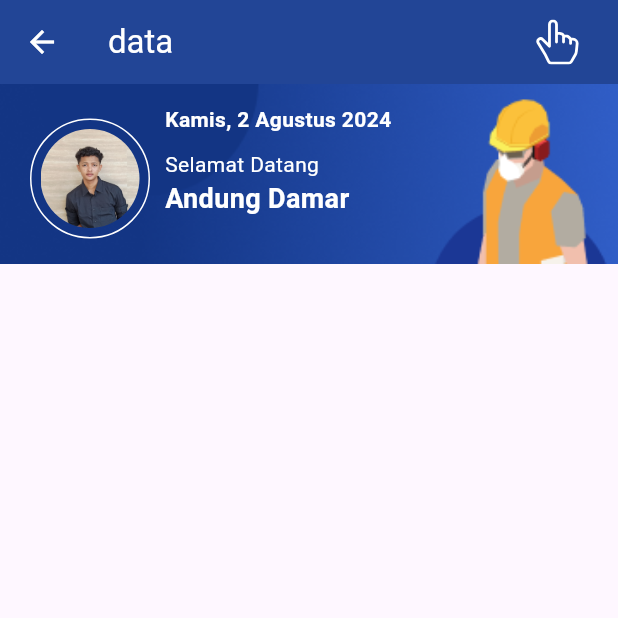
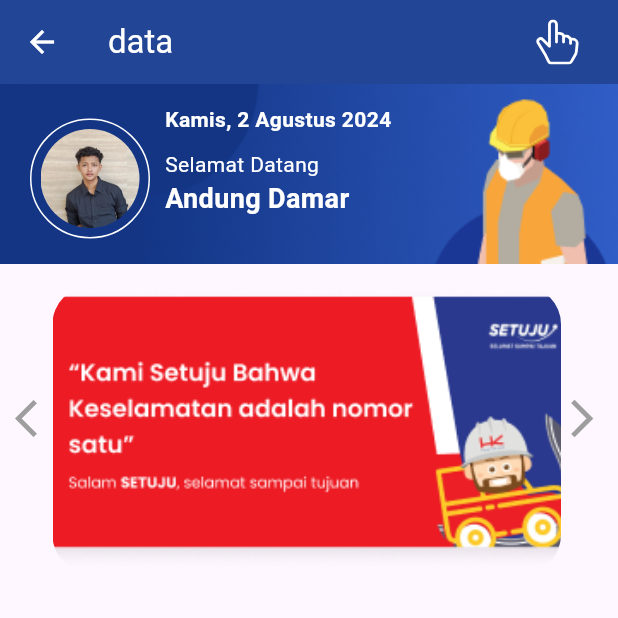
Before and after one commit to nasidfurqon/hk_shield, a Flutter app: the HomePage screen opened directly, on a phone screen of 412 x 824 dp, the top half of it. Run offline on Flutter 3.47's test engine with Material 3 defaults, Android fonts, the phone set to English and light mode, and no system bars; drawn by our look-alikes of carousel_slider; our stand-ins replace bootstrap_icons.

Commit message:
ver: 0.0.1 feat: carousel at ui home fix: -

```diff
--- a/lib/View/Page/Home/home_page.dart
+++ b/lib/View/Page/Home/home_page.dart
@@ -1,4 +1,5 @@
 import "package:flutter/material.dart";
+import "package:hk_shield/View/Widget/custom_carousel.dart";
 import "package:hk_shield/View/Widget/custom_scaffold.dart";
 import 'package:bootstrap_icons/bootstrap_icons.dart';
 
@@ -91,9 +92,7 @@
                 ]
               ),
             ),
-            Container(
-
-            )
+            CustomCarousel()
           ],
         ),
       ),
--- /dev/null
+++ b/lib/View/Widget/custom_carousel.dart
@@ -0,0 +1,66 @@
+import "package:flutter/material.dart";
+import 'package:carousel_slider/carousel_slider.dart';
+
+class CustomCarousel extends StatefulWidget {
+  const CustomCarousel({super.key});
+
+  @override
+  State<CustomCarousel> createState() => _CustomCarouselState();
+}
+
+class _CustomCarouselState extends State<CustomCarousel> {
+  final CarouselSliderController _carouselController = CarouselSliderController();
+  int _currentIndex = 0;
+
+  final List<String> images =[
+    "assets/slider1.png",
+    "assets/slider1.png"
+  ];
+
+  @override
+  Widget build(BuildContext context) {
+    return Stack(
+      alignment: Alignment.center,
+      children: [
+        Padding(
+          padding: const EdgeInsets.only(left: 35, right: 38, top: 15),
+          child: CarouselSlider(
+              items: images.map((image) {
+                return ClipRRect(
+                  borderRadius: BorderRadius.circular(25),
+                  child:Image.asset(image,
+                  fit: BoxFit.cover,
+                  width: double.infinity,
+                ));
+              }).toList(),
+              options: CarouselOptions(
+                autoPlay: true,
+                viewportFraction: 1.0,
+                enlargeCenterPage: false  ,
+                onPageChanged: (index,reason){
+                  setState(() {
+                    _currentIndex = index;
+                  });
+                }
+              ),
+            carouselController: _carouselController,
+          ),
+        ),
+        Positioned(
+            left: 1,
+            child: IconButton(
+                onPressed: ()=> _carouselController.previousPage(),
+                icon: Icon(Icons.arrow_back_ios, size: 30, color: Colors.grey,)
+            )
+        ),
+        Positioned(
+            right: 0,
+            child: IconButton(
+                onPressed: ()=> _carouselController.nextPage(),
+                icon: Icon(Icons.arrow_forward_ios, size: 30, color: Colors.grey,)
+            )
+        )
+      ],
+    );
+  }
+}
--- a/pubspec.yaml
+++ b/pubspec.yaml
@@ -37,6 +37,7 @@
   cupertino_icons: ^1.0.8
   icons_plus: ^4.0.0
   bootstrap_icons: ^1.8.1
+  carousel_slider: ^5.0.0
 
 dev_dependencies:
   flutter_test:
@@ -64,6 +65,7 @@
   # To add assets to your application, add an assets section, like this:
   assets:
     - assets/
+    - assets/slider1.png
   #   - images/a_dot_burr.jpeg
   #   - images/a_dot_ham.jpeg
 
```
Also changed, not shown: assets/slider1.png (added), pubspec.lock.
